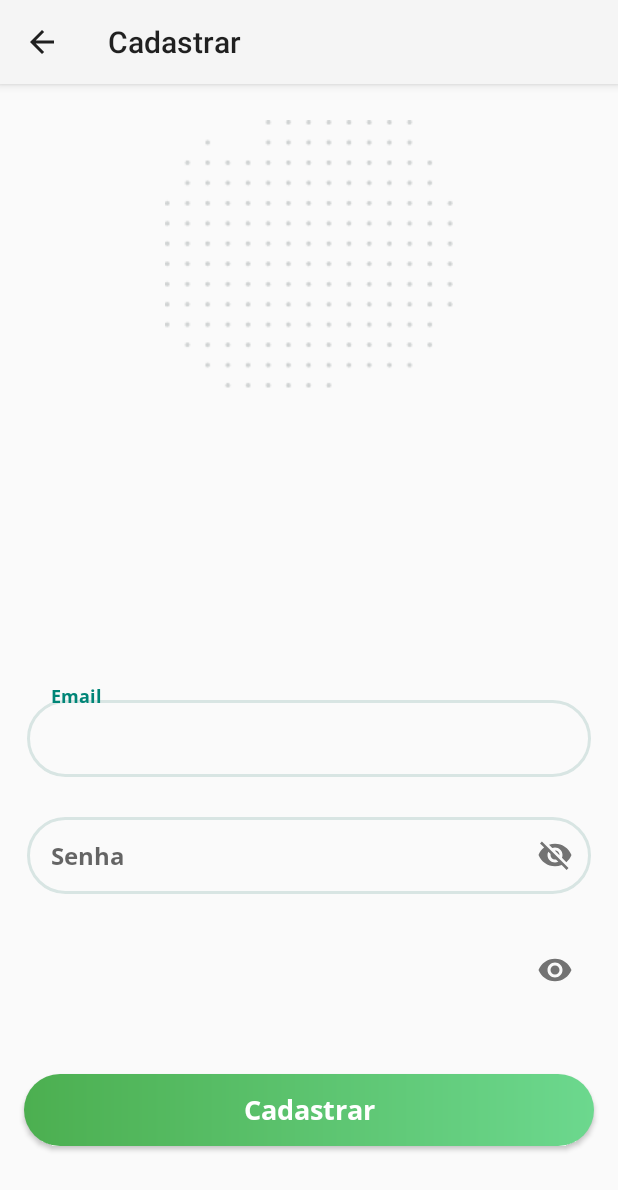
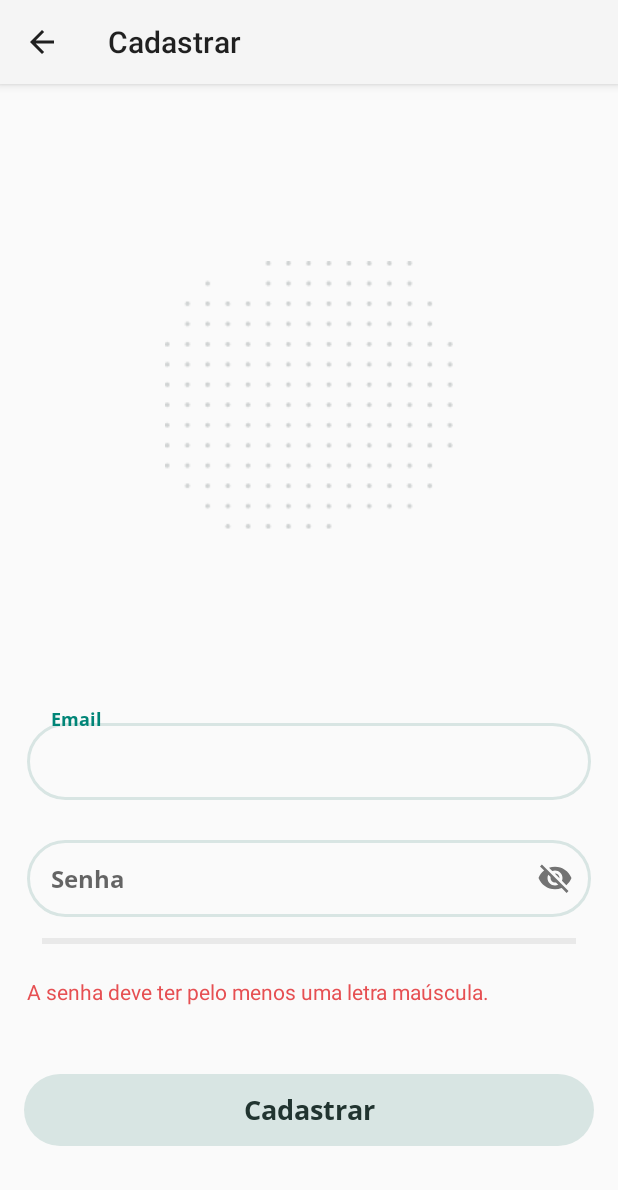
Before and after one commit to Adrianox3993/D-Amazonia, an Android app: the CadastrarActivity screen opened directly, with no data from a screen before it, after a tap on an icon or button, on a phone screen of 412 x 824 dp. Shown: the top 1190 px of the screen. Run offline under Robolectric (Android 15) with nearby library versions, the phone set to English and light mode, and no system bars.

Commit message:
Implementação barra de progresso.(agora vai)

```diff
--- a/app/src/main/java/com/example/damaznia/CadastrarActivity.java
+++ b/app/src/main/java/com/example/damaznia/CadastrarActivity.java
@@ -1,28 +1,36 @@
 package com.example.damaznia;
 
-import androidx.annotation.NonNull;
-import androidx.appcompat.app.ActionBar;
-import androidx.appcompat.app.AppCompatActivity;
 
 import android.content.Intent;
 import android.content.res.ColorStateList;
 import android.graphics.Color;
+import android.os.Build;
 import android.os.Bundle;
 import android.text.Editable;
 import android.text.TextWatcher;
-import android.view.MenuItem;
 import android.view.View;
-import android.widget.Switch;
+import android.widget.Button;
+import android.widget.ProgressBar;
 import android.widget.TextView;
-import android.widget.Toast;
 
 import com.google.android.material.textfield.TextInputEditText;
 import com.google.android.material.textfield.TextInputLayout;
+
+import androidx.annotation.RequiresApi;
+import androidx.appcompat.app.ActionBar;
+import androidx.appcompat.app.AppCompatActivity;
 
 public class CadastrarActivity extends AppCompatActivity {
 
     TextInputEditText senha, senha2;
     TextInputLayout txtConfSenha;
+    TextView txtCondSenha;
+    Button btnCadastrar;
+    ProgressBar pb;
+    Integer aux=0, getProgress=0;
+    //Variaveis para validação e mudança de texto e cor da variavel txtCondSenha
+    Boolean contCharTam=false, contCharMa=false, contCharMi=false,
+            contCharNum=false, contCharS=false;
 
     @Override
     protected void onCreate(Bundle savedInstanceState) {
@@ -32,6 +40,9 @@ public class CadastrarActivity extends AppCompatActivity {
         senha = findViewById(R.id.idEditSenha);
         senha2 = findViewById(R.id.idEditSenha2);
         txtConfSenha = findViewById(R.id.idTxtSenha2);
+        txtCondSenha = findViewById(R.id.txtCondSenha);
+        btnCadastrar = findViewById(R.id.btnCadastrar);
+        pb = findViewById(R.id.progressBar);
 
         ActionBar actionBar = getSupportActionBar();
         actionBar.setDisplayHomeAsUpEnabled(true);
@@ -43,96 +54,157 @@ public class CadastrarActivity extends AppCompatActivity {
 
             @Override
             public void onTextChanged(CharSequence s, int start, int before, int count) {
-                //String pass = senha.getText().toString();
-                //String pass2 = senha2.getText().toString();
-                //validarSenhaRobusta(pass);
-                //validarSenha(pass, pass2);
+
+            }
+
+            @RequiresApi(api = Build.VERSION_CODES.LOLLIPOP)
+            @Override
+            public void afterTextChanged(Editable s) {
+                String pass = senha.getText().toString();
+                    validarSenhaRobusta(pass);
+            }
+        });
+
+        senha2.addTextChangedListener(new TextWatcher() {
+            @Override
+            public void beforeTextChanged(CharSequence s, int start, int count, int after) {
+
+            }
+
+            @Override
+            public void onTextChanged(CharSequence s, int start, int before, int count) {
             }
 
             @Override
             public void afterTextChanged(Editable s) {
                 String pass = senha.getText().toString();
-                if (pass.length() >= 8)
-                validarSenhaRobusta(pass);
+                String pass2 = senha2.getText().toString();
+                validarSenha(pass, pass2);
             }
         });
-
     }
 
-    public void validarCamposSenha(View v) {
-        senha = findViewById(R.id.idEditSenha);
-        senha2 = findViewById(R.id.idEditSenha2);
-        String pass1 = senha.getText().toString();
-        String pass2 = senha2.getText().toString();
-
-        if(pass1.length() <8 || pass2.length() < 8){
-            Toast.makeText(CadastrarActivity.this, "Senha nao pode conter menos de 8 caracteres", Toast.LENGTH_SHORT).show();
-        } else if (pass2.equals("") && pass1.equals("")){
-            //txtConfSenha.setBoxStrokeErrorColor(ColorStateList.valueOf(Color.GREEN));
-            //Toast.makeText(CadastrarActivity.this, "teste de comparacao 1", Toast.LENGTH_LONG).show();
-            Toast.makeText(CadastrarActivity.this, "Outro teste de push", Toast.LENGTH_SHORT).show();
-        } else if (!pass1.equals(pass2)) {
-            //txtConfSenha.setBoxStrokeColorStateList(ColorStateList.valueOf(Color.RED));
-            Toast.makeText(CadastrarActivity.this, "Senha não confere", Toast.LENGTH_SHORT).show();
-        } else{
-            Intent intent = new Intent(getApplicationContext(), EntrarActivity.class);
-            startActivityForResult(intent, 0);
+    //A função validarSenha habilita ou desabilita o Botão Cadastrar, dependendo se as senhas conferem
+    //ou não
+    public void validarSenha(String pass, String pass2) {
+        if (pass2.equals(pass)) {
+            txtConfSenha.setHintTextColor(ColorStateList.valueOf(Color.rgb(101, 201, 132)));
+            btnCadastrar.setEnabled(true);
+            btnCadastrar.setTextColor(Color.WHITE);
+        } else if (!pass2.equals(pass)) {
+            btnCadastrar.setEnabled(false);
+            txtConfSenha.setHintTextColor(ColorStateList.valueOf(Color.rgb(230,79,82)));
         }
-
     }
 
-    @Override
-    public boolean onOptionsItemSelected(@NonNull MenuItem item) {
-        Intent intent = new Intent(getApplicationContext(), EntrarActivity.class);
-        startActivityForResult(intent, 0);
-        return true;
-    }
+    @RequiresApi(api = Build.VERSION_CODES.LOLLIPOP)
+    public boolean validarSenhaRobusta(String password) {
 
-    public boolean validarSenhaRobusta(String password)
-    {
-        //teste de commmit
+        int tamanho = password.length();
+        int tamanhoAnt = tamanho;
+        boolean isValid = true;
+        String upperCaseChars = getString(R.string.stringCasoChaMa);
+        String lowerCaseChars = getString(R.string.stringCasoCharMi);
+        String numbers = getString(R.string.stringCasoCharNum);
+        String special = getString(R.string.stringCasoCharS);
 
-        boolean isValid = true;
-        String upperCaseChars = "(.*[A-Z].*)";
-        String lowerCaseChars = "(.*[a-z].*)";
-        String numbers = "(.*[0-9].*)";
-        String specialChars = "(.*[@,#,$,%].*$)";
-
-        if (password.length() > 20 || password.length() < 8)
-        {
-            Toast.makeText(CadastrarActivity.this, "A senha deve ter menos de 20 e mais de 8 caracteres de comprimento", Toast.LENGTH_LONG).show();
-            senha2.setVisibility(View.GONE);
+        //Condição para incremento da barra de progresso caso o tamanho seja 9
+        //se  condição foi satisfeita e depois apagada, é decrementado.
+        //(simplifiquei a condição para ficar mais facil de implementar a barra de progresso,
+        // futuramente volta a condição >8 <20)
+        if (tamanho==9 && tamanhoAnt>aux){
+            pb.incrementProgressBy(12);
+            contCharTam=true;
+        }else if (tamanho==8 && aux==9){
+            pb.incrementProgressBy(-12);
+            contCharTam=false;
+        }
+        //Condição --//-- caso o tenha uma letra maiúscula
+        //se  condição foi satisfeita e depois apagada, é decrementado.
+        if (password.matches(upperCaseChars) && !contCharMa) {
+            pb.incrementProgressBy(12);
+            contCharMa = true;
+        }else if (!password.matches(upperCaseChars) && contCharMa) {
+            pb.incrementProgressBy(-12);
+            contCharMa=false;
             isValid = false;
         }
-        else if (!password.matches(upperCaseChars ))
-        {
-            Toast.makeText(CadastrarActivity.this, "A senha deve ter pelo menos um caractere maiúsculo", Toast.LENGTH_LONG).show();
-            senha2.setVisibility(View.GONE);
+        //Condição --//-- --//-- uma letra minnúscula
+        //se  condição foi satisfeita e depois apagada, é decrementado.
+        if (password.matches(lowerCaseChars) && !contCharMi){
+            pb.incrementProgressBy(12);
+            contCharMi=true;
+        }else if (!password.matches(lowerCaseChars) && contCharMi) {
+            pb.incrementProgressBy(-12);
+            contCharMi=false;
             isValid = false;
         }
-        else if (!password.matches(lowerCaseChars ))
-        {
-            Toast.makeText(CadastrarActivity.this, "A senha deve ter pelo menos um caractere minúsculo", Toast.LENGTH_LONG).show();
-            senha2.setVisibility(View.GONE);
+        //Condição --//-- --//-- um número
+        //se  condição foi satisfeita e depois apagada, é decrementado.
+        if (password.matches(numbers) && !contCharNum){
+            pb.incrementProgressBy(12);
+            contCharNum=true;
+        }else if (!password.matches(numbers) && contCharNum) {
+            pb.incrementProgressBy(-12);
+            contCharNum=false;
             isValid = false;
         }
-        else if (!password.matches(numbers ))
-        {
-            Toast.makeText(CadastrarActivity.this, "A senha deve ter pelo menos um número", Toast.LENGTH_LONG).show();
-            senha2.setVisibility(View.GONE);
+        //Condição --//-- --//-- um char especial
+        //se  condição foi satisfeita e depois apagada, é decrementado.
+        if (password.matches(special) && !contCharS){
+            pb.incrementProgressBy(12);
+            contCharS=true;
+        }else if (!password.matches(special) && contCharS) {
+            pb.incrementProgressBy(-12);
+            contCharS=false;
             isValid = false;
         }
-        else if (!password.matches(specialChars ))
-        {
-            Toast.makeText(CadastrarActivity.this, "A senha deve ter pelo menos um caractere especial entre @ # $%", Toast.LENGTH_LONG).show();
-            senha2.setVisibility(View.GONE);
+        //Se as condições forem verdadeiras, o campo confirmar senha é habilitado
+        //senão, o texto da variavel txtCondSenha muda de acordo com a condição não satisfeita
+        if (contCharTam && contCharMa && contCharMi && contCharNum && contCharS){
+            txtCondSenha.setText(R.string.stringSenhaMForte);
+            txtCondSenha.setTextColor(ColorStateList.valueOf(Color.rgb(101, 201, 132)));
+            txtConfSenha.setVisibility(View.VISIBLE);
+        }else if (!contCharMa){
+            txtCondSenha.setText(R.string.stringCondSenhaMa);
+            txtCondSenha.setTextColor(ColorStateList.valueOf(Color.rgb(230,79,82)));
+            txtConfSenha.setVisibility(View.GONE);
+            isValid = false;
+        }else if (!contCharMi){
+            txtCondSenha.setText(R.string.stringCondSenhaMi);
+            txtCondSenha.setTextColor(ColorStateList.valueOf(Color.rgb(230,79,82)));
+            txtConfSenha.setVisibility(View.GONE);
+            isValid = false;
+        }else if (!contCharNum){
+            txtCondSenha.setText(R.string.stringCondSenhaNum);
+            txtCondSenha.setTextColor(ColorStateList.valueOf(Color.rgb(230,79,82)));
+            txtConfSenha.setVisibility(View.GONE);
+            isValid = false;
+        }else if (!contCharS){
+            txtCondSenha.setText(R.string.stringCondSenhaS);
+            txtCondSenha.setTextColor(ColorStateList.valueOf(Color.rgb(230,79,82)));
+            txtConfSenha.setVisibility(View.GONE);
+            isValid = false;
+        }else if (!contCharTam){
+            txtCondSenha.setText(R.string.stringCondSenhaTam);
+            txtCondSenha.setTextColor(ColorStateList.valueOf(Color.rgb(230,79,82)));
+            txtConfSenha.setVisibility(View.GONE);
             isValid = false;
         }
-        else{
-            Toast.makeText(CadastrarActivity.this, "Ok, Sua senha atende os requisitos", Toast.LENGTH_LONG).show();
-            senha2.setVisibility(View.VISIBLE);
+        getProgress = pb.getProgress();
+        if (getProgress<100/4)
+            pb.setProgressTintList(ColorStateList.valueOf(Color.rgb(230,79,82)));
+        else if (getProgress>=100/4 && getProgress<=(100/4)*2)
+            pb.setProgressTintList(ColorStateList.valueOf(Color.rgb(254,198,94)));
+        else if (getProgress>(100/4)*2) {
+            pb.setProgressTintList(ColorStateList.valueOf(Color.rgb(101, 201, 132)));
         }
-
+        aux = tamanhoAnt;
         return isValid;
     }
+    public void cadastrar(View view) {
+        Intent intent = new Intent(CadastrarActivity.this, EntrarActivity.class);
+        startActivity(intent);
+        finish();
+    }
 }
--- /dev/null
+++ b/app/src/main/res/drawable-v24/bg_botao_ativado.xml
@@ -0,0 +1,9 @@
+<?xml version="1.0" encoding="utf-8"?>
+<shape xmlns:android="http://schemas.android.com/apk/res/android"
+    android:shape="rectangle">
+    <gradient
+        android:type="linear"
+        android:endColor="#6CD88E"
+        android:startColor="#4CAF50"/>
+    <corners android:radius="32dp"/>
+</shape>
--- a/app/src/main/res/drawable/bg_botao.xml
+++ b/app/src/main/res/drawable-v24/bg_botao_desativado.xml
@@ -1,8 +1,6 @@
 <?xml version="1.0" encoding="utf-8"?>
 <shape xmlns:android="http://schemas.android.com/apk/res/android"
     android:shape="rectangle">
-    <gradient
-        android:endColor="#6CD88E"
-        android:startColor="#4CAF50"/>
+    <solid android:color="#D8E5E3"/>
     <corners android:radius="32dp"/>
 </shape>
--- /dev/null
+++ b/app/src/main/res/drawable-v24/botao_estados.xml
@@ -0,0 +1,5 @@
+<?xml version="1.0" encoding="utf-8"?>
+<selector xmlns:android="http://schemas.android.com/apk/res/android">
+    <item android:state_enabled="true" android:drawable="@drawable/bg_botao_ativado"/>
+    <item android:state_enabled="false" android:drawable="@drawable/bg_botao_desativado"/>
+</selector>
--- a/app/src/main/res/layout/activity_cadastrar.xml
+++ b/app/src/main/res/layout/activity_cadastrar.xml
@@ -10,13 +10,14 @@
         android:id="@+id/imageView6"
         android:layout_width="wrap_content"
         android:layout_height="wrap_content"
-        android:layout_marginTop="24dp"
+        app:layout_constraintBottom_toTopOf="@+id/scrollView2"
         app:layout_constraintEnd_toEndOf="parent"
         app:layout_constraintStart_toStartOf="parent"
         app:layout_constraintTop_toTopOf="parent"
         app:srcCompat="@drawable/bg_icon_login" />
 
     <ScrollView
+        android:id="@+id/scrollView2"
         android:layout_width="match_parent"
         android:layout_height="wrap_content"
         app:layout_constraintBottom_toBottomOf="parent">
@@ -24,6 +25,19 @@
         <androidx.constraintlayout.widget.ConstraintLayout
             android:layout_width="match_parent"
             android:layout_height="wrap_content">
+
+            <ProgressBar
+                android:id="@+id/progressBar"
+                style="?android:attr/progressBarStyleHorizontal"
+                android:layout_width="0dp"
+                android:layout_height="wrap_content"
+                android:layout_marginStart="28dp"
+                android:layout_marginEnd="28dp"
+                android:layout_marginBottom="16dp"
+                android:progress="0"
+                app:layout_constraintBottom_toTopOf="@+id/idTxtSenha2"
+                app:layout_constraintEnd_toEndOf="parent"
+                app:layout_constraintStart_toStartOf="parent" />
 
             <com.google.android.material.textfield.TextInputLayout
                 android:id="@+id/txtInputEmail"
@@ -59,8 +73,8 @@
                 android:layout_marginLeft="18dp"
                 android:layout_marginEnd="18dp"
                 android:layout_marginRight="18dp"
-                android:layout_marginBottom="16dp"
-                app:layout_constraintBottom_toTopOf="@+id/idTxtSenha2"
+                android:layout_marginBottom="8dp"
+                app:layout_constraintBottom_toTopOf="@+id/progressBar"
                 app:layout_constraintEnd_toEndOf="parent"
                 app:layout_constraintStart_toStartOf="parent"
                 app:passwordToggleEnabled="true"
@@ -78,7 +92,7 @@
                     android:textColor="#213430"
                     android:textColorHint="#213430"
                     android:textSize="16dp" />
-                </com.google.android.material.textfield.TextInputLayout>
+            </com.google.android.material.textfield.TextInputLayout>
 
             <com.google.android.material.textfield.TextInputLayout
                 android:id="@+id/idTxtSenha2"
@@ -88,8 +102,10 @@
                 android:layout_marginLeft="18dp"
                 android:layout_marginEnd="18dp"
                 android:layout_marginRight="18dp"
-                android:layout_marginBottom="45dp"
-                app:layout_constraintBottom_toTopOf="@+id/button5"
+                android:layout_marginBottom="8dp"
+                android:hint="Confirme sua senha"
+                android:visibility="gone"
+                app:layout_constraintBottom_toTopOf="@+id/txtCondSenha"
                 app:layout_constraintEnd_toEndOf="parent"
                 app:layout_constraintStart_toStartOf="parent"
                 app:passwordToggleEnabled="true"
@@ -101,18 +117,30 @@
                     android:layout_height="wrap_content"
                     android:background="@drawable/bg_input"
                     android:fontFamily="@font/open_sans_bold"
-                    android:hint="Confirme sua senha"
                     android:inputType="textPassword"
                     android:padding="16dp"
                     android:textColor="#213430"
                     android:textColorHint="#213430"
-                    android:textSize="16dp"
-                    android:visibility="gone" />
+                    android:textSize="16dp" />
 
             </com.google.android.material.textfield.TextInputLayout>
 
+            <TextView
+                android:id="@+id/txtCondSenha"
+                android:layout_width="0dp"
+                android:layout_height="wrap_content"
+                android:layout_marginStart="18dp"
+                android:layout_marginLeft="18dp"
+                android:layout_marginEnd="18dp"
+                android:layout_marginRight="18dp"
+                android:layout_marginBottom="45dp"
+                android:textSize="14dp"
+                app:layout_constraintBottom_toTopOf="@+id/btnCadastrar"
+                app:layout_constraintEnd_toEndOf="parent"
+                app:layout_constraintStart_toStartOf="parent" />
+
             <Button
-                android:id="@+id/button5"
+                android:id="@+id/btnCadastrar"
                 android:layout_width="0dp"
                 android:layout_height="wrap_content"
                 android:layout_marginStart="16dp"
@@ -120,12 +148,13 @@
                 android:layout_marginEnd="16dp"
                 android:layout_marginRight="16dp"
                 android:layout_marginBottom="60dp"
-                android:background="@drawable/bg_botao"
+                android:background="@drawable/botao_estados"
+                android:enabled="false"
                 android:fontFamily="@font/open_sans_bold"
+                android:onClick="cadastrar"
                 android:text="Cadastrar"
-                android:onClick="validarCamposSenha"
                 android:textAllCaps="false"
-                android:textColor="#fff"
+                android:textColor="#213430"
                 android:textColorHint="#D8E5E3"
                 android:textSize="18sp"
                 app:layout_constraintBottom_toBottomOf="parent"
--- a/app/src/main/res/layout/activity_entrar.xml
+++ b/app/src/main/res/layout/activity_entrar.xml
@@ -92,7 +92,7 @@
             android:layout_marginEnd="18dp"
             android:layout_marginRight="18dp"
             android:layout_marginBottom="36dp"
-            android:background="@drawable/bg_botao"
+            android:background="@drawable/bg_botao_ativado"
             android:fontFamily="@font/open_sans_bold"
             android:text="Entrar"
             android:textAllCaps="false"
--- a/app/src/main/res/layout/activity_main.xml
+++ b/app/src/main/res/layout/activity_main.xml
@@ -112,7 +112,7 @@
         android:layout_marginEnd="16dp"
         android:layout_marginRight="16dp"
         android:layout_marginBottom="45dp"
-        android:background="@drawable/bg_botao"
+        android:background="@drawable/bg_botao_ativado"
         android:drawableEnd="@drawable/seta_direita_icon"
         android:drawableRight="@drawable/seta_direita_icon"
         android:fontFamily="@font/open_sans"
--- a/app/src/main/res/layout/activity_on_boarding2.xml
+++ b/app/src/main/res/layout/activity_on_boarding2.xml
@@ -114,7 +114,7 @@
         android:layout_marginEnd="16dp"
         android:layout_marginRight="16dp"
         android:layout_marginBottom="45dp"
-        android:background="@drawable/bg_botao"
+        android:background="@drawable/bg_botao_ativado"
         android:drawableEnd="@drawable/seta_direita_icon"
         android:drawableRight="@drawable/seta_direita_icon"
         android:fontFamily="@font/open_sans"
@@ -138,7 +138,7 @@
         android:layout_marginStart="16dp"
         android:layout_marginLeft="16dp"
         android:layout_marginBottom="45dp"
-        android:background="@drawable/bg_botao"
+        android:background="@drawable/bg_botao_ativado"
         android:drawableStart="@drawable/seta_esquerda_icon"
         android:fontFamily="@font/open_sans"
         android:gravity="center|start"
--- a/app/src/main/res/layout/activity_on_boarding3.xml
+++ b/app/src/main/res/layout/activity_on_boarding3.xml
@@ -98,7 +98,7 @@
         android:layout_marginEnd="16dp"
         android:layout_marginRight="16dp"
         android:layout_marginBottom="45dp"
-        android:background="@drawable/bg_botao"
+        android:background="@drawable/bg_botao_ativado"
         android:drawableEnd="@drawable/seta_direita_icon"
         android:drawableRight="@drawable/seta_direita_icon"
         android:fontFamily="@font/open_sans"
@@ -121,7 +121,7 @@
         android:layout_marginStart="16dp"
         android:layout_marginLeft="16dp"
         android:layout_marginBottom="45dp"
-        android:background="@drawable/bg_botao"
+        android:background="@drawable/bg_botao_ativado"
         android:drawableStart="@drawable/seta_esquerda_icon"
         android:fontFamily="@font/open_sans"
         android:gravity="center|start"
--- a/app/src/main/res/values/strings.xml
+++ b/app/src/main/res/values/strings.xml
@@ -9,4 +9,14 @@
 
     <string name="hello_first_fragment">Hello first fragment</string>
     <string name="hello_second_fragment">Hello second fragment. Arg: %1$s</string>
+    <string name="stringSenhaMForte">Senha muito forte.</string>
+    <string name="stringCondSenhaMa">A senha deve ter pelo menos uma letra maúscula.</string>
+    <string name="stringCondSenhaMi">A senha deve ter pelo menos uma letra minúscula.</string>
+    <string name="stringCondSenhaNum">A senha deve ter pelo menos um número.</string>
+    <string name="stringCondSenhaS">A senha deve ter pelo menos um caracter especial.</string>
+    <string name="stringCondSenhaTam">A senha deve ter pelo menos 9 caracteres.</string>
+    <string name="stringCasoChaMa">(.*[A-Z].*)</string>
+    <string name="stringCasoCharMi">(.*[a-z].*)</string>
+    <string name="stringCasoCharNum">(.*[0-9].*)</string>
+    <string name="stringCasoCharS">(.*[@,#,$,%].*$)</string>
 </resources>
```
